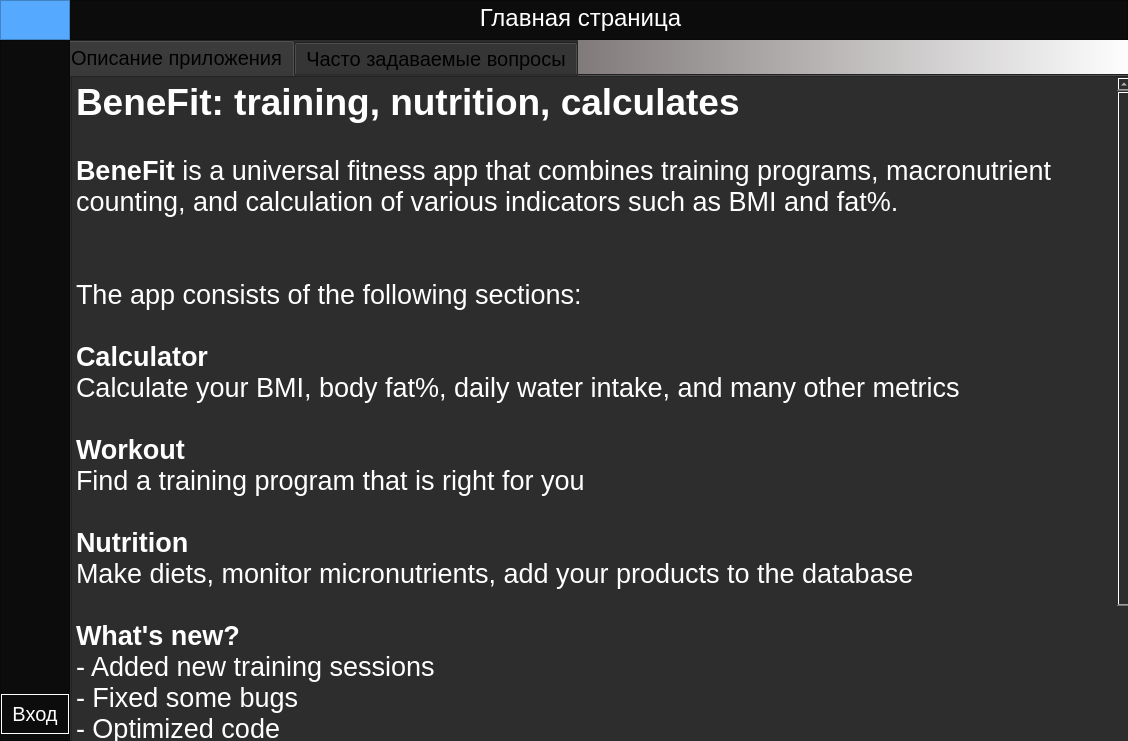
Before: the Qt Designer form design/ui_main.ui in AlGaRitm2020/BeneFit, drawn with Qt 5.
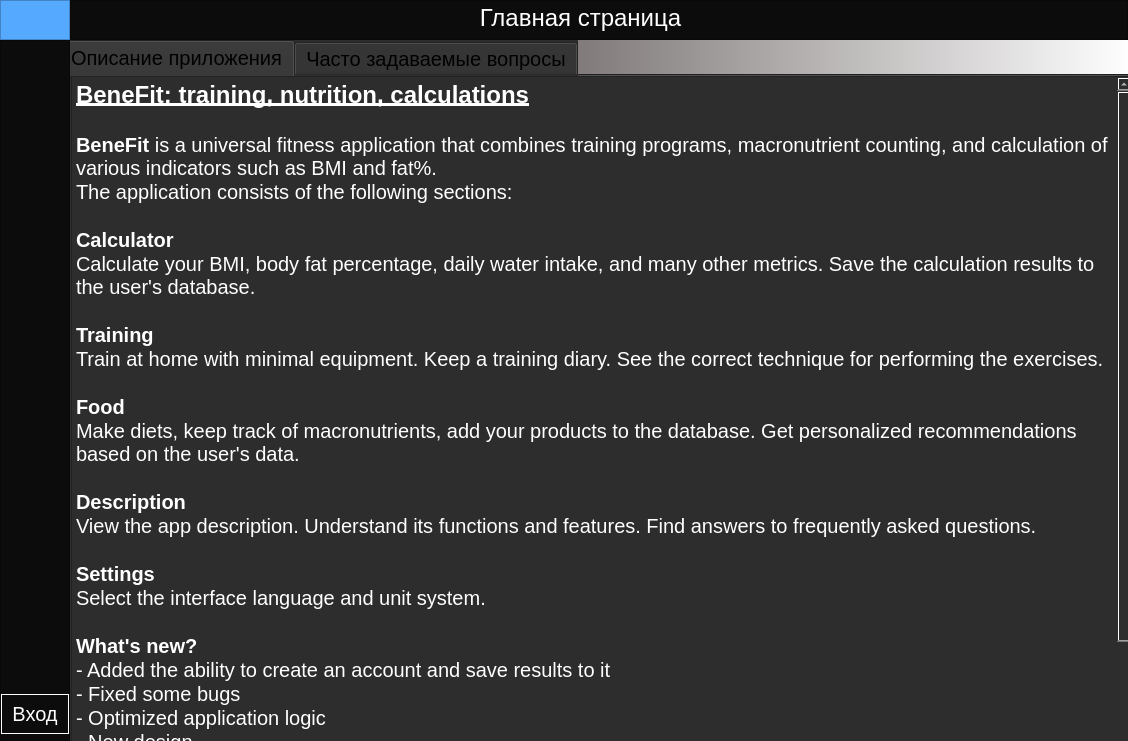
After: the same form once the commit is applied. The open tabs and pages were chosen to show the change. Icons and pictures are not drawn.

The edit to the form file:
```diff
--- a/design/ui_main.ui
+++ b/design/ui_main.ui
@@ -5950,32 +5950,36 @@
 &lt;html&gt;&lt;head&gt;&lt;meta name=&quot;qrichtext&quot; content=&quot;1&quot; /&gt;&lt;style type=&quot;text/css&quot;&gt;
 p, li { white-space: pre-wrap; }
 &lt;/style&gt;&lt;/head&gt;&lt;body style=&quot; font-family:'MS Shell Dlg 2'; font-size:20px; font-weight:400; font-style:normal;&quot;&gt;
-&lt;p style=&quot; margin-top:0px; margin-bottom:0px; margin-left:0px; margin-right:0px; -qt-block-indent:0; text-indent:0px;&quot;&gt;&lt;span style=&quot; font-family:'Franklin Gothic Mediumi','sand-serif'; font-size:28pt; font-weight:600;&quot;&gt;BeneFit: training, nutrition, calculates&lt;/span&gt;&lt;/p&gt;
-&lt;p style=&quot;-qt-paragraph-type:empty; margin-top:0px; margin-bottom:0px; margin-left:0px; margin-right:0px; -qt-block-indent:0; text-indent:0px; font-family:'Franklin Gothic Mediumi','sand-serif'; font-size:20pt;&quot;&gt;&lt;br /&gt;&lt;/p&gt;
-&lt;p style=&quot; margin-top:0px; margin-bottom:0px; margin-left:0px; margin-right:0px; -qt-block-indent:0; text-indent:0px;&quot;&gt;&lt;span style=&quot; font-family:'Franklin Gothic Mediumi','sand-serif'; font-size:20pt; font-weight:600;&quot;&gt;BeneFit&lt;/span&gt;&lt;span style=&quot; font-family:'Franklin Gothic Mediumi','sand-serif'; font-size:20pt;&quot;&gt; is a universal fitness app that combines training programs, macronutrient counting, and calculation of various indicators such as BMI and fat%.&lt;/span&gt;&lt;/p&gt;
-&lt;p style=&quot;-qt-paragraph-type:empty; margin-top:0px; margin-bottom:0px; margin-left:0px; margin-right:0px; -qt-block-indent:0; text-indent:0px; font-family:'Franklin Gothic Mediumi','sand-serif'; font-size:20pt;&quot;&gt;&lt;br /&gt;&lt;/p&gt;
-&lt;p style=&quot;-qt-paragraph-type:empty; margin-top:0px; margin-bottom:0px; margin-left:0px; margin-right:0px; -qt-block-indent:0; text-indent:0px; font-family:'Franklin Gothic Mediumi','sand-serif'; font-size:20pt;&quot;&gt;&lt;br /&gt;&lt;/p&gt;
-&lt;p style=&quot; margin-top:0px; margin-bottom:0px; margin-left:0px; margin-right:0px; -qt-block-indent:0; text-indent:0px;&quot;&gt;&lt;span style=&quot; font-family:'Franklin Gothic Mediumi','sand-serif'; font-size:20pt;&quot;&gt;The app consists of the following sections: &lt;/span&gt;&lt;/p&gt;
-&lt;p style=&quot;-qt-paragraph-type:empty; margin-top:0px; margin-bottom:0px; margin-left:0px; margin-right:0px; -qt-block-indent:0; text-indent:0px; font-family:'Franklin Gothic Mediumi','sand-serif'; font-size:20pt;&quot;&gt;&lt;br /&gt;&lt;/p&gt;
-&lt;p style=&quot; margin-top:0px; margin-bottom:0px; margin-left:0px; margin-right:0px; -qt-block-indent:0; text-indent:0px;&quot;&gt;&lt;span style=&quot; font-family:'Franklin Gothic Mediumi','sand-serif'; font-size:20pt; font-weight:600;&quot;&gt;Calculator&lt;/span&gt;&lt;/p&gt;
-&lt;p style=&quot; margin-top:0px; margin-bottom:0px; margin-left:0px; margin-right:0px; -qt-block-indent:0; text-indent:0px;&quot;&gt;&lt;span style=&quot; font-family:'Franklin Gothic Mediumi','sand-serif'; font-size:20pt;&quot;&gt;Calculate your BMI, body fat%, daily water intake, and many other metrics&lt;/span&gt;&lt;/p&gt;
-&lt;p style=&quot;-qt-paragraph-type:empty; margin-top:0px; margin-bottom:0px; margin-left:0px; margin-right:0px; -qt-block-indent:0; text-indent:0px; font-family:'Franklin Gothic Mediumi','sand-serif'; font-size:20pt;&quot;&gt;&lt;br /&gt;&lt;/p&gt;
-&lt;p style=&quot; margin-top:0px; margin-bottom:0px; margin-left:0px; margin-right:0px; -qt-block-indent:0; text-indent:0px;&quot;&gt;&lt;span style=&quot; font-family:'Franklin Gothic Mediumi','sand-serif'; font-size:20pt; font-weight:600;&quot;&gt;Workout &lt;/span&gt;&lt;/p&gt;
-&lt;p style=&quot; margin-top:0px; margin-bottom:0px; margin-left:0px; margin-right:0px; -qt-block-indent:0; text-indent:0px;&quot;&gt;&lt;span style=&quot; font-family:'Franklin Gothic Mediumi','sand-serif'; font-size:20pt;&quot;&gt;Find a training program that is right for you&lt;/span&gt;&lt;/p&gt;
-&lt;p style=&quot;-qt-paragraph-type:empty; margin-top:0px; margin-bottom:0px; margin-left:0px; margin-right:0px; -qt-block-indent:0; text-indent:0px; font-family:'Franklin Gothic Mediumi','sand-serif'; font-size:20pt;&quot;&gt;&lt;br /&gt;&lt;/p&gt;
-&lt;p style=&quot; margin-top:0px; margin-bottom:0px; margin-left:0px; margin-right:0px; -qt-block-indent:0; text-indent:0px;&quot;&gt;&lt;span style=&quot; font-family:'Franklin Gothic Mediumi','sand-serif'; font-size:20pt; font-weight:600;&quot;&gt;Nutrition&lt;/span&gt;&lt;/p&gt;
-&lt;p style=&quot; margin-top:0px; margin-bottom:0px; margin-left:0px; margin-right:0px; -qt-block-indent:0; text-indent:0px;&quot;&gt;&lt;span style=&quot; font-family:'Franklin Gothic Mediumi','sand-serif'; font-size:20pt;&quot;&gt;Make diets, monitor micronutrients, add your products to the database&lt;/span&gt;&lt;/p&gt;
-&lt;p style=&quot;-qt-paragraph-type:empty; margin-top:0px; margin-bottom:0px; margin-left:0px; margin-right:0px; -qt-block-indent:0; text-indent:0px; font-family:'Franklin Gothic Mediumi','sand-serif'; font-size:20pt;&quot;&gt;&lt;br /&gt;&lt;/p&gt;
-&lt;p style=&quot; margin-top:0px; margin-bottom:0px; margin-left:0px; margin-right:0px; -qt-block-indent:0; text-indent:0px;&quot;&gt;&lt;span style=&quot; font-family:'Franklin Gothic Mediumi','sand-serif'; font-size:20pt; font-weight:600;&quot;&gt;What's new?&lt;/span&gt;&lt;/p&gt;
-&lt;p style=&quot; margin-top:0px; margin-bottom:0px; margin-left:0px; margin-right:0px; -qt-block-indent:0; text-indent:0px;&quot;&gt;&lt;span style=&quot; font-family:'Franklin Gothic Mediumi','sand-serif'; font-size:20pt;&quot;&gt;- Added new training sessions&lt;/span&gt;&lt;/p&gt;
-&lt;p style=&quot; margin-top:0px; margin-bottom:0px; margin-left:0px; margin-right:0px; -qt-block-indent:0; text-indent:0px;&quot;&gt;&lt;span style=&quot; font-family:'Franklin Gothic Mediumi','sand-serif'; font-size:20pt;&quot;&gt;- Fixed some bugs&lt;/span&gt;&lt;/p&gt;
-&lt;p style=&quot; margin-top:0px; margin-bottom:0px; margin-left:0px; margin-right:0px; -qt-block-indent:0; text-indent:0px;&quot;&gt;&lt;span style=&quot; font-family:'Franklin Gothic Mediumi','sand-serif'; font-size:20pt;&quot;&gt;- Optimized code&lt;/span&gt;&lt;/p&gt;
-&lt;p style=&quot; margin-top:0px; margin-bottom:0px; margin-left:0px; margin-right:0px; -qt-block-indent:0; text-indent:0px;&quot;&gt;&lt;span style=&quot; font-family:'Franklin Gothic Mediumi','sand-serif'; font-size:20pt;&quot;&gt;- Added contacts&lt;/span&gt;&lt;/p&gt;
-&lt;p style=&quot; margin-top:0px; margin-bottom:0px; margin-left:0px; margin-right:0px; -qt-block-indent:0; text-indent:0px;&quot;&gt;&lt;span style=&quot; font-family:'Franklin Gothic Mediumi','sand-serif'; font-size:20pt;&quot;&gt;-V. 0. 8. 2&lt;/span&gt;&lt;/p&gt;
-&lt;p style=&quot;-qt-paragraph-type:empty; margin-top:0px; margin-bottom:0px; margin-left:0px; margin-right:0px; -qt-block-indent:0; text-indent:0px; font-family:'Franklin Gothic Mediumi','sand-serif'; font-size:20pt;&quot;&gt;&lt;br /&gt;&lt;/p&gt;
-&lt;p style=&quot; margin-top:0px; margin-bottom:0px; margin-left:0px; margin-right:0px; -qt-block-indent:0; text-indent:0px;&quot;&gt;&lt;span style=&quot; font-family:'Franklin Gothic Mediumi','sand-serif'; font-size:20pt; font-weight:600;&quot;&gt;Contacts&lt;/span&gt;&lt;/p&gt;
-&lt;p style=&quot; margin-top:0px; margin-bottom:0px; margin-left:0px; margin-right:0px; -qt-block-indent:0; text-indent:0px;&quot;&gt;&lt;span style=&quot; font-family:'Franklin Gothic Mediumi','sand-serif'; font-size:20pt;&quot;&gt;For all questions and suggestions, write to&lt;/span&gt;&lt;/p&gt;
-&lt;p style=&quot; margin-top:0px; margin-bottom:0px; margin-left:0px; margin-right:0px; -qt-block-indent:0; text-indent:0px;&quot;&gt;&lt;span style=&quot; font-family:'Franklin Gothic Mediumi','sand-serif'; font-size:20pt; font-weight:600; color:#ffffff;&quot;&gt;benefitapphelp@yandex.ru&lt;/span&gt;&lt;/p&gt;&lt;/body&gt;&lt;/html&gt;</string>
+&lt;p style=&quot; margin-top:0px; margin-bottom:0px; margin-left:0px; margin-right:0px; -qt-block-indent:0; text-indent:0px;&quot;&gt;&lt;span style=&quot; font-family:'MS Shell Dlg 2'; font-size:18pt; font-weight:600; text-decoration: underline;&quot;&gt;BeneFit: training, nutrition, calculations&lt;/span&gt;&lt;/p&gt;
+&lt;p style=&quot;-qt-paragraph-type:empty; margin-top:0px; margin-bottom:0px; margin-left:0px; margin-right:0px; -qt-block-indent:0; text-indent:0px; font-family:'MS Shell Dlg 2';&quot;&gt;&lt;br /&gt;&lt;/p&gt;
+&lt;p style=&quot; margin-top:0px; margin-bottom:0px; margin-left:0px; margin-right:0px; -qt-block-indent:0; text-indent:0px;&quot;&gt;&lt;span style=&quot; font-family:'MS Shell Dlg 2'; font-size:20px; font-weight:600;&quot;&gt;BeneFit&lt;/span&gt;&lt;span style=&quot; font-family:'MS Shell Dlg 2'; font-size:20px;&quot;&gt; is a universal fitness application that combines training programs, macronutrient counting, and calculation of various indicators such as BMI and fat%.&lt;/span&gt;&lt;/p&gt;
+&lt;p style=&quot; margin-top:0px; margin-bottom:0px; margin-left:0px; margin-right:0px; -qt-block-indent:0; text-indent:0px;&quot;&gt;&lt;span style=&quot; font-family:'MS Shell Dlg 2'; font-size:20px;&quot;&gt;The application consists of the following sections:&lt;/span&gt;&lt;/p&gt;
+&lt;p style=&quot;-qt-paragraph-type:empty; margin-top:0px; margin-bottom:0px; margin-left:0px; margin-right:0px; -qt-block-indent:0; text-indent:0px; font-family:'MS Shell Dlg 2';&quot;&gt;&lt;br /&gt;&lt;/p&gt;
+&lt;p style=&quot; margin-top:0px; margin-bottom:0px; margin-left:0px; margin-right:0px; -qt-block-indent:0; text-indent:0px;&quot;&gt;&lt;span style=&quot; font-family:'MS Shell Dlg 2'; font-size:20px; font-weight:600;&quot;&gt;Calculator&lt;/span&gt;&lt;/p&gt;
+&lt;p style=&quot; margin-top:0px; margin-bottom:0px; margin-left:0px; margin-right:0px; -qt-block-indent:0; text-indent:0px;&quot;&gt;&lt;span style=&quot; font-family:'MS Shell Dlg 2'; font-size:20px;&quot;&gt;Calculate your BMI, body fat percentage, daily water intake, and many other metrics. Save the calculation results to the user's database.&lt;/span&gt;&lt;/p&gt;
+&lt;p style=&quot;-qt-paragraph-type:empty; margin-top:0px; margin-bottom:0px; margin-left:0px; margin-right:0px; -qt-block-indent:0; text-indent:0px; font-family:'MS Shell Dlg 2';&quot;&gt;&lt;br /&gt;&lt;/p&gt;
+&lt;p style=&quot; margin-top:0px; margin-bottom:0px; margin-left:0px; margin-right:0px; -qt-block-indent:0; text-indent:0px;&quot;&gt;&lt;span style=&quot; font-family:'MS Shell Dlg 2'; font-size:20px; font-weight:600;&quot;&gt;Training&lt;/span&gt;&lt;/p&gt;
+&lt;p style=&quot; margin-top:0px; margin-bottom:0px; margin-left:0px; margin-right:0px; -qt-block-indent:0; text-indent:0px;&quot;&gt;&lt;span style=&quot; font-family:'MS Shell Dlg 2'; font-size:20px;&quot;&gt;Train at home with minimal equipment. Keep a training diary. See the correct technique for performing the exercises.&lt;/span&gt;&lt;/p&gt;
+&lt;p style=&quot;-qt-paragraph-type:empty; margin-top:0px; margin-bottom:0px; margin-left:0px; margin-right:0px; -qt-block-indent:0; text-indent:0px; font-family:'MS Shell Dlg 2';&quot;&gt;&lt;br /&gt;&lt;/p&gt;
+&lt;p style=&quot; margin-top:0px; margin-bottom:0px; margin-left:0px; margin-right:0px; -qt-block-indent:0; text-indent:0px;&quot;&gt;&lt;span style=&quot; font-family:'MS Shell Dlg 2'; font-size:20px; font-weight:600;&quot;&gt;Food&lt;/span&gt;&lt;/p&gt;
+&lt;p style=&quot; margin-top:0px; margin-bottom:0px; margin-left:0px; margin-right:0px; -qt-block-indent:0; text-indent:0px;&quot;&gt;&lt;span style=&quot; font-family:'MS Shell Dlg 2'; font-size:20px;&quot;&gt;Make diets, keep track of macronutrients, add your products to the database. Get personalized recommendations based on the user's data.&lt;/span&gt;&lt;/p&gt;
+&lt;p style=&quot;-qt-paragraph-type:empty; margin-top:0px; margin-bottom:0px; margin-left:0px; margin-right:0px; -qt-block-indent:0; text-indent:0px; font-family:'MS Shell Dlg 2';&quot;&gt;&lt;br /&gt;&lt;/p&gt;
+&lt;p style=&quot; margin-top:0px; margin-bottom:0px; margin-left:0px; margin-right:0px; -qt-block-indent:0; text-indent:0px;&quot;&gt;&lt;span style=&quot; font-family:'MS Shell Dlg 2'; font-size:20px; font-weight:600;&quot;&gt;Description&lt;/span&gt;&lt;/p&gt;
+&lt;p style=&quot; margin-top:0px; margin-bottom:0px; margin-left:0px; margin-right:0px; -qt-block-indent:0; text-indent:0px;&quot;&gt;&lt;span style=&quot; font-family:'MS Shell Dlg 2'; font-size:20px;&quot;&gt;View the app description. Understand its functions and features. Find answers to frequently asked questions.&lt;/span&gt;&lt;/p&gt;
+&lt;p style=&quot;-qt-paragraph-type:empty; margin-top:0px; margin-bottom:0px; margin-left:0px; margin-right:0px; -qt-block-indent:0; text-indent:0px; font-family:'MS Shell Dlg 2';&quot;&gt;&lt;br /&gt;&lt;/p&gt;
+&lt;p style=&quot; margin-top:0px; margin-bottom:0px; margin-left:0px; margin-right:0px; -qt-block-indent:0; text-indent:0px;&quot;&gt;&lt;span style=&quot; font-family:'MS Shell Dlg 2'; font-size:20px; font-weight:600;&quot;&gt;Settings&lt;/span&gt;&lt;/p&gt;
+&lt;p style=&quot; margin-top:0px; margin-bottom:0px; margin-left:0px; margin-right:0px; -qt-block-indent:0; text-indent:0px;&quot;&gt;&lt;span style=&quot; font-family:'MS Shell Dlg 2'; font-size:20px;&quot;&gt;Select the interface language and unit system.&lt;/span&gt;&lt;/p&gt;
+&lt;p style=&quot;-qt-paragraph-type:empty; margin-top:0px; margin-bottom:0px; margin-left:0px; margin-right:0px; -qt-block-indent:0; text-indent:0px; font-family:'MS Shell Dlg 2';&quot;&gt;&lt;br /&gt;&lt;/p&gt;
+&lt;p style=&quot; margin-top:0px; margin-bottom:0px; margin-left:0px; margin-right:0px; -qt-block-indent:0; text-indent:0px;&quot;&gt;&lt;span style=&quot; font-family:'MS Shell Dlg 2'; font-size:20px; font-weight:600;&quot;&gt;What's new?&lt;/span&gt;&lt;/p&gt;
+&lt;p style=&quot; margin-top:0px; margin-bottom:0px; margin-left:0px; margin-right:0px; -qt-block-indent:0; text-indent:0px;&quot;&gt;&lt;span style=&quot; font-family:'MS Shell Dlg 2'; font-size:20px;&quot;&gt;- Added the ability to create an account and save results to it&lt;/span&gt;&lt;/p&gt;
+&lt;p style=&quot; margin-top:0px; margin-bottom:0px; margin-left:0px; margin-right:0px; -qt-block-indent:0; text-indent:0px;&quot;&gt;&lt;span style=&quot; font-family:'MS Shell Dlg 2'; font-size:20px;&quot;&gt;- Fixed some bugs&lt;/span&gt;&lt;/p&gt;
+&lt;p style=&quot; margin-top:0px; margin-bottom:0px; margin-left:0px; margin-right:0px; -qt-block-indent:0; text-indent:0px;&quot;&gt;&lt;span style=&quot; font-family:'MS Shell Dlg 2'; font-size:20px;&quot;&gt;- Optimized application logic&lt;/span&gt;&lt;/p&gt;
+&lt;p style=&quot; margin-top:0px; margin-bottom:0px; margin-left:0px; margin-right:0px; -qt-block-indent:0; text-indent:0px;&quot;&gt;&lt;span style=&quot; font-family:'MS Shell Dlg 2'; font-size:20px;&quot;&gt;- New design&lt;/span&gt;&lt;/p&gt;
+&lt;p style=&quot; margin-top:0px; margin-bottom:0px; margin-left:0px; margin-right:0px; -qt-block-indent:0; text-indent:0px;&quot;&gt;&lt;span style=&quot; font-family:'MS Shell Dlg 2'; font-size:20px;&quot;&gt;-V. 1. 8. 2&lt;/span&gt;&lt;/p&gt;
+&lt;p style=&quot;-qt-paragraph-type:empty; margin-top:0px; margin-bottom:0px; margin-left:0px; margin-right:0px; -qt-block-indent:0; text-indent:0px; font-family:'MS Shell Dlg 2';&quot;&gt;&lt;br /&gt;&lt;/p&gt;
+&lt;p style=&quot; margin-top:0px; margin-bottom:0px; margin-left:0px; margin-right:0px; -qt-block-indent:0; text-indent:0px;&quot;&gt;&lt;span style=&quot; font-family:'MS Shell Dlg 2'; font-size:20px; font-weight:600;&quot;&gt;Contacts&lt;/span&gt;&lt;/p&gt;
+&lt;p style=&quot; margin-top:0px; margin-bottom:0px; margin-left:0px; margin-right:0px; -qt-block-indent:0; text-indent:0px;&quot;&gt;&lt;span style=&quot; font-family:'MS Shell Dlg 2'; font-size:20px;&quot;&gt;For all questions and suggestions, write to &lt;/span&gt;&lt;/p&gt;
+&lt;p style=&quot; margin-top:0px; margin-bottom:0px; margin-left:0px; margin-right:0px; -qt-block-indent:0; text-indent:0px;&quot;&gt;&lt;span style=&quot; font-family:'MS Shell Dlg 2'; font-size:20px; font-style:italic; text-decoration: underline;&quot;&gt;benefitapphelp@yandex.ru&lt;/span&gt;&lt;/p&gt;&lt;/body&gt;&lt;/html&gt;</string>
                 </property>
                </widget>
               </widget>
```
Left out of the diff: 74 changed lines with no effect on the pictures.
